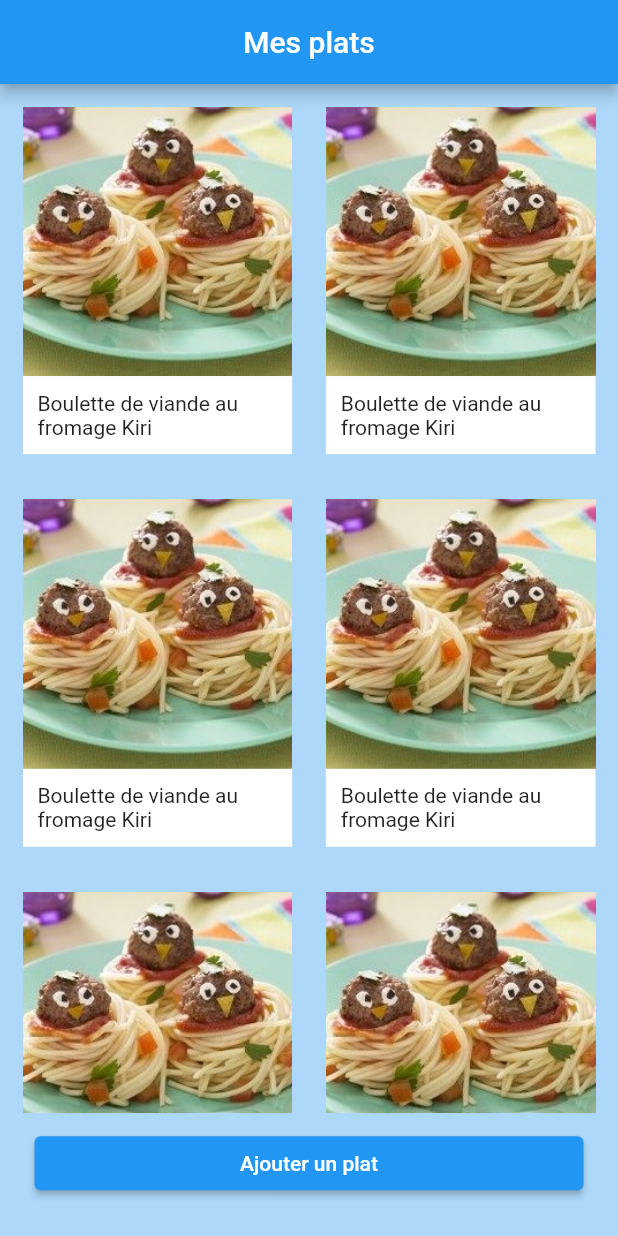
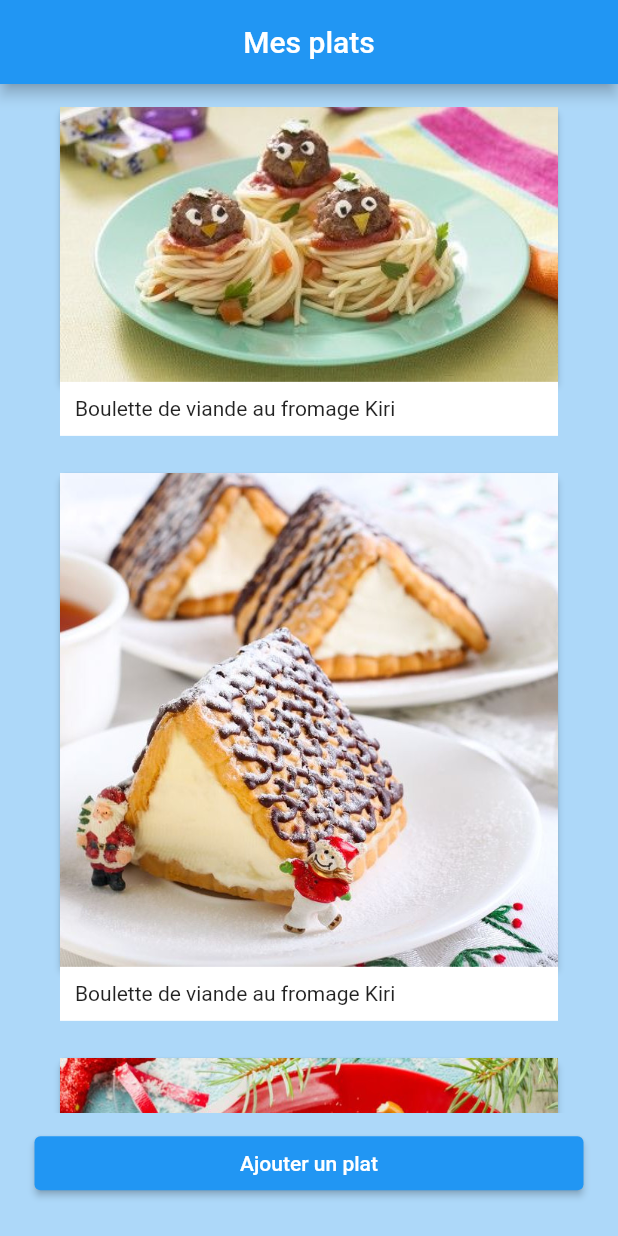
Before and after one commit to the1ofakind/batch_cook_king, a Flutter app: the MyRecipeWithListview screen opened directly, on a phone screen of 412 x 824 dp. Run offline on Flutter 3.47's test engine with Material 2 defaults, Android fonts, the light colour scheme and no system bars.

```diff
--- a/lib/common/icon_field.dart
+++ b/lib/common/icon_field.dart
@@ -25,10 +25,6 @@ class IconField extends StatelessWidget {
               decoration: InputDecoration(
                   labelText: label,
                   border: InputBorder.none,
-                  focusedBorder: InputBorder.none,
-                  enabledBorder: InputBorder.none,
-                  errorBorder: InputBorder.none,
-                  disabledBorder: InputBorder.none,
                   icon: Icon(
                     iconName,
                     color: iconColor,
@@ -37,7 +33,6 @@ class IconField extends StatelessWidget {
             )),
             const Flexible(
                 child: Divider(
-              height: 500,
               thickness: 2,
               color: Colors.blueGrey,
             ))
--- a/lib/components/recipe_with_list_view.dart
+++ b/lib/components/recipe_with_list_view.dart
@@ -1,5 +1,6 @@
 import 'package:batch_cook_king/common/classic_button.dart';
 import 'package:batch_cook_king/components/dashboard.dart';
+import 'package:batch_cook_king/components/recipe_detail.dart';
 import 'package:flutter/material.dart';
 
 class RecipeWithListview extends StatelessWidget {
@@ -18,7 +19,6 @@ class RecipeWithListview extends StatelessWidget {
 
 class MyRecipeWithListview extends StatefulWidget {
   const MyRecipeWithListview({Key? key}) : super(key: key);
-
   @override
   _MyRecipeWithListviewState createState() => _MyRecipeWithListviewState();
 }
@@ -37,7 +37,7 @@ class _MyRecipeWithListviewState extends State<MyRecipeWithListview> {
             padding: const EdgeInsets.all(15),
             child: Column(
               children: [
-                Flexible(flex: 10, child: _buildListView()),
+                Flexible(flex: 10, child: _buildListView(context)),
                 Flexible(
                   fit: FlexFit.tight,
                   child: Padding(
@@ -59,36 +59,34 @@ class _MyRecipeWithListviewState extends State<MyRecipeWithListview> {
   }
 }
 
-Widget _buildListView() {
+Widget _buildListView(BuildContext context) {
   return Scrollbar(
       child: ListView.builder(
-          itemCount: 10,
+          itemCount: 5,
           itemBuilder: (_, index) {
             return Padding(
-              padding: const EdgeInsets.only(bottom: 30),
+              padding: const EdgeInsets.only(bottom: 25, right: 25, left: 25),
               child: Row(
                 children: <Widget>[
                   Flexible(
-                      flex: 8,
                       child: Column(
                     children: <Widget>[
-                          Image.asset('assets/images/plat1.jpg'),
-                          Container(
-                            color: Colors.white,
-                            width: 400,
-                            child: const Padding(
-                              padding: EdgeInsets.all(10),
-                              child: Text('Boulette de viande au fromage Kiri'),
+                      ElevatedButton(
+                          style: ElevatedButton.styleFrom(
+                              padding: const EdgeInsets.all(0),
+                              primary: Colors.white),
+                          onPressed: () {
+                            Navigator.push<MaterialPageRoute<dynamic>>(context,
+                                MaterialPageRoute(builder: (context) {
+                              return RecipeDetails(index: index);
+                            }));
+                          },
+                          child: Hero(
+                            tag: 'test$index',
+                            child: Image.asset(
+                              'assets/images/plat${index + 1}.jpg',
                             ),
-                          )
-                        ],
                           )),
-                  const Spacer(),
-                  Flexible(
-                      flex: 8,
-                      child: Column(
-                        children: <Widget>[
-                          Image.asset('assets/images/plat1.jpg'),
                       Container(
                         color: Colors.white,
                         width: 400,
--- a/pubspec.yaml
+++ b/pubspec.yaml
@@ -40,6 +40,10 @@ dev_dependencies:
 flutter:
   assets:
     - assets/images/plat1.jpg
+    - assets/images/plat2.jpg
+    - assets/images/plat3.jpg
+    - assets/images/plat4.jpg
+    - assets/images/plat5.jpg
   # The following line ensures that the Material Icons font is
   # included with your application, so that you can use the icons in
   # the material Icons class.
```
Also changed, not shown: lib/components/login.dart (+5 -4 lines), lib/components/recipe_detail.dart (added, +204 -0 lines), assets/images/plat1.jpg, assets/images/plat2.jpg (added), assets/images/plat3.jpg (added), assets/images/plat4.jpg (added), assets/images/plat5.jpg (added). Lines whose indentation alone changed are shown as unchanged.
